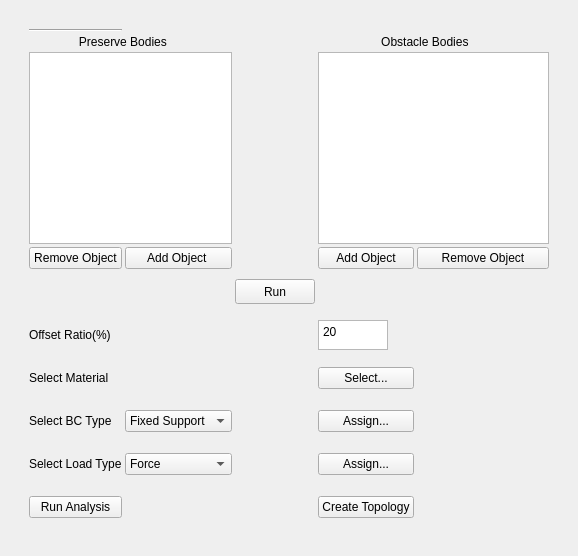
Serince/FEMbyGEN, file fembygen/ui/createGeo.ui: the form before one commit.
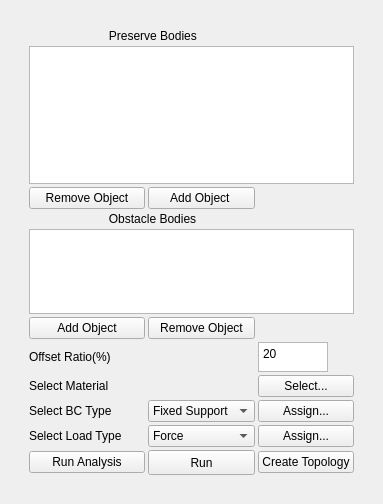
The form after the commit.

Commit message:
added mesh smooth for every step and updated createGeo.ui (#34)
* updated "createGeo" Commend

* bug fixed

* edited topology files

* edited Common.py

```diff
--- a/fembygen/ui/createGeo.ui
+++ b/fembygen/ui/createGeo.ui
@@ -6,8 +6,8 @@
    <rect>
     <x>0</x>
     <y>0</y>
-    <width>578</width>
-    <height>556</height>
+    <width>383</width>
+    <height>504</height>
    </rect>
   </property>
   <property name="windowTitle">
@@ -19,64 +19,11 @@
      <layout class="QGridLayout" name="gridLayout_9">
       <item row="0" column="0">
        <widget class="QWidget" name="layout" native="true">
-        <layout class="QGridLayout" name="gridLayout_8" rowstretch="1,0,0,0,0,0,0,0,0,0" columnstretch="1,0,0,0,0">
+        <layout class="QGridLayout" name="gridLayout_8" rowstretch="1,0,0,0,0,0,0,0,0,0,0,0" columnstretch="1,0,0">
          <property name="spacing">
           <number>3</number>
          </property>
-         <item row="5" column="0">
-          <widget class="QLabel" name="offsetRatiol">
-           <property name="sizePolicy">
-            <sizepolicy hsizetype="Fixed" vsizetype="Preferred">
-             <horstretch>0</horstretch>
-             <verstretch>0</verstretch>
-            </sizepolicy>
-           </property>
-           <property name="maximumSize">
-            <size>
-             <width>200</width>
-             <height>30</height>
-            </size>
-           </property>
-           <property name="text">
-            <string>Offset Ratio(%)</string>
-           </property>
-          </widget>
-         </item>
-         <item row="8" column="3">
-          <widget class="QPushButton" name="AssignLoad">
-           <property name="text">
-            <string>Assign...</string>
-           </property>
-          </widget>
-         </item>
-         <item row="7" column="1">
-          <widget class="QComboBox" name="SelectBCtype">
-           <item>
-            <property name="text">
-             <string>Fixed Support</string>
-            </property>
-           </item>
-           <item>
-            <property name="text">
-             <string>Displacement</string>
-            </property>
-           </item>
-          </widget>
-         </item>
-         <item row="7" column="0">
-          <widget class="QLabel" name="Bc_type">
-           <property name="maximumSize">
-            <size>
-             <width>16777215</width>
-             <height>30</height>
-            </size>
-           </property>
-           <property name="text">
-            <string>Select BC Type</string>
-           </property>
-          </widget>
-         </item>
-         <item row="7" column="3">
+         <item row="9" column="2">
           <widget class="QPushButton" name="AssignBC">
            <property name="styleSheet">
             <string notr="true">selection-background-color: qlineargradient(spread:pad, x1:0, y1:0, x2:1, y2:0, stop:0 rgba(0, 0, 0, 255), stop:1 rgba(255, 255, 255, 255));</string>
@@ -86,24 +33,21 @@
            </property>
           </widget>
          </item>
-         <item row="0" column="0">
-          <widget class="Line" name="line">
-           <property name="orientation">
-            <enum>Qt::Horizontal</enum>
+         <item row="1" column="0" colspan="3">
+          <widget class="QListWidget" name="preserve_bodies">
+           <property name="selectionMode">
+            <enum>QAbstractItemView::MultiSelection</enum>
            </property>
           </widget>
          </item>
-         <item row="2" column="0" colspan="2">
-          <widget class="QListWidget" name="preserve_bodies"/>
-         </item>
-         <item row="9" column="3">
+         <item row="11" column="2">
           <widget class="QPushButton" name="topology_create">
            <property name="text">
             <string>Create Topology</string>
            </property>
           </widget>
          </item>
-         <item row="6" column="0">
+         <item row="8" column="0">
           <widget class="QLabel" name="selectMaterialL">
            <property name="maximumSize">
             <size>
@@ -116,20 +60,59 @@
            </property>
           </widget>
          </item>
-         <item row="2" column="2">
-          <spacer name="horizontalSpacer">
-           <property name="orientation">
-            <enum>Qt::Horizontal</enum>
+         <item row="9" column="0">
+          <widget class="QLabel" name="Bc_type">
+           <property name="maximumSize">
+            <size>
+             <width>16777215</width>
+             <height>30</height>
+            </size>
            </property>
-           <property name="sizeHint" stdset="0">
+           <property name="text">
+            <string>Select BC Type</string>
+           </property>
+          </widget>
+         </item>
+         <item row="11" column="1">
+          <widget class="QPushButton" name="Run">
+           <property name="minimumSize">
             <size>
-             <width>40</width>
-             <height>20</height>
+             <width>0</width>
+             <height>25</height>
             </size>
            </property>
-          </spacer>
+           <property name="text">
+            <string>Run</string>
+           </property>
+          </widget>
          </item>
-         <item row="8" column="1">
+         <item row="0" column="0" colspan="2">
+          <widget class="QLabel" name="label">
+           <property name="text">
+            <string>                        Preserve Bodies</string>
+           </property>
+          </widget>
+         </item>
+         <item row="7" column="0">
+          <widget class="QLabel" name="offsetRatiol">
+           <property name="sizePolicy">
+            <sizepolicy hsizetype="Fixed" vsizetype="Preferred">
+             <horstretch>0</horstretch>
+             <verstretch>0</verstretch>
+            </sizepolicy>
+           </property>
+           <property name="maximumSize">
+            <size>
+             <width>200</width>
+             <height>30</height>
+            </size>
+           </property>
+           <property name="text">
+            <string>Offset Ratio(%)</string>
+           </property>
+          </widget>
+         </item>
+         <item row="10" column="1">
           <widget class="QComboBox" name="SelectLoadtype">
            <item>
             <property name="text">
@@ -143,47 +126,56 @@
            </item>
           </widget>
          </item>
-         <item row="9" column="0">
-          <widget class="QPushButton" name="run_analysis">
+         <item row="6" column="0">
+          <widget class="QPushButton" name="addItem_in_obstacle">
            <property name="text">
-            <string>Run Analysis</string>
+            <string>Add Object</string>
            </property>
           </widget>
          </item>
-         <item row="9" column="4">
-          <spacer name="verticalSpacer">
-           <property name="orientation">
-            <enum>Qt::Vertical</enum>
+         <item row="10" column="2">
+          <widget class="QPushButton" name="AssignLoad">
+           <property name="text">
+            <string>Assign...</string>
            </property>
-           <property name="sizeHint" stdset="0">
-            <size>
-             <width>20</width>
-             <height>40</height>
-            </size>
-           </property>
-          </spacer>
+          </widget>
          </item>
-         <item row="6" column="4">
-          <spacer name="verticalSpacer_5">
-           <property name="orientation">
-            <enum>Qt::Vertical</enum>
+         <item row="8" column="2">
+          <widget class="QPushButton" name="SelectMaterial">
+           <property name="text">
+            <string>Select...</string>
            </property>
-           <property name="sizeHint" stdset="0">
-            <size>
-             <width>20</width>
-             <height>40</height>
-            </size>
-           </property>
-          </spacer>
+          </widget>
          </item>
-         <item row="8" column="0">
-          <widget class="QLabel" name="forceL">
+         <item row="2" column="0">
+          <widget class="QPushButton" name="remove_in_preserve">
            <property name="text">
-            <string>Select Load Type</string>
+            <string>Remove Object</string>
            </property>
           </widget>
          </item>
-         <item row="5" column="3">
+         <item row="9" column="1">
+          <widget class="QComboBox" name="SelectBCtype">
+           <item>
+            <property name="text">
+             <string>Fixed Support</string>
+            </property>
+           </item>
+           <item>
+            <property name="text">
+             <string>Displacement</string>
+            </property>
+           </item>
+          </widget>
+         </item>
+         <item row="4" column="0" rowspan="2" colspan="3">
+          <widget class="QListWidget" name="obstacle_bodies">
+           <property name="selectionMode">
+            <enum>QAbstractItemView::MultiSelection</enum>
+           </property>
+          </widget>
+         </item>
+         <item row="7" column="2">
           <widget class="QPlainTextEdit" name="OffsetRatio">
            <property name="sizePolicy">
             <sizepolicy hsizetype="Expanding" vsizetype="Expanding">
@@ -202,120 +194,38 @@
            </property>
           </widget>
          </item>
-         <item row="8" column="4">
-          <spacer name="verticalSpacer_7">
-           <property name="orientation">
-            <enum>Qt::Vertical</enum>
-           </property>
-           <property name="sizeHint" stdset="0">
-            <size>
-             <width>20</width>
-             <height>40</height>
-            </size>
-           </property>
-          </spacer>
-         </item>
-         <item row="3" column="3">
-          <widget class="QPushButton" name="addItem_in_obstacle">
-           <property name="text">
-            <string>Add Object</string>
-           </property>
-          </widget>
-         </item>
-         <item row="7" column="4">
-          <spacer name="verticalSpacer_6">
-           <property name="orientation">
-            <enum>Qt::Vertical</enum>
-           </property>
-           <property name="sizeHint" stdset="0">
-            <size>
-             <width>20</width>
-             <height>40</height>
-            </size>
-           </property>
-          </spacer>
-         </item>
-         <item row="2" column="3" colspan="2">
-          <widget class="QListWidget" name="obstacle_bodies"/>
-         </item>
-         <item row="5" column="4">
-          <spacer name="verticalSpacer_4">
-           <property name="orientation">
-            <enum>Qt::Vertical</enum>
-           </property>
-           <property name="sizeHint" stdset="0">
-            <size>
-             <width>20</width>
-             <height>40</height>
-            </size>
-           </property>
-          </spacer>
-         </item>
-         <item row="3" column="4">
+         <item row="6" column="1">
           <widget class="QPushButton" name="remove_in_obstacle">
            <property name="text">
             <string>Remove Object</string>
            </property>
           </widget>
          </item>
-         <item row="3" column="0">
-          <widget class="QPushButton" name="remove_in_preserve">
-           <property name="text">
-            <string>Remove Object</string>
-           </property>
-          </widget>
-         </item>
-         <item row="3" column="1">
+         <item row="2" column="1">
           <widget class="QPushButton" name="addItem_in_preserve">
            <property name="text">
             <string>Add Object </string>
            </property>
           </widget>
          </item>
-         <item row="6" column="3">
-          <widget class="QPushButton" name="SelectMaterial">
+         <item row="10" column="0">
+          <widget class="QLabel" name="forceL">
            <property name="text">
-            <string>Select...</string>
+            <string>Select Load Type</string>
            </property>
           </widget>
          </item>
-         <item row="1" column="0" colspan="2">
-          <widget class="QLabel" name="label">
+         <item row="11" column="0">
+          <widget class="QPushButton" name="run_analysis">
            <property name="text">
-            <string>               Preserve Bodies</string>
+            <string>Run Analysis</string>
            </property>
           </widget>
          </item>
-         <item row="1" column="3" colspan="2">
+         <item row="3" column="0" colspan="2">
           <widget class="QLabel" name="label_2">
            <property name="text">
-            <string>                   Obstacle Bodies</string>
-           </property>
-          </widget>
-         </item>
-         <item row="4" column="4">
-          <spacer name="verticalSpacer_2">
-           <property name="orientation">
-            <enum>Qt::Vertical</enum>
-           </property>
-           <property name="sizeHint" stdset="0">
-            <size>
-             <width>20</width>
-             <height>40</height>
-            </size>
-           </property>
-          </spacer>
-         </item>
-         <item row="4" column="2">
-          <widget class="QPushButton" name="Run">
-           <property name="minimumSize">
-            <size>
-             <width>0</width>
-             <height>25</height>
-            </size>
-           </property>
-           <property name="text">
-            <string>Run</string>
+            <string>                        Obstacle Bodies</string>
            </property>
           </widget>
          </item>
```
The commit also changes 6 other files.
